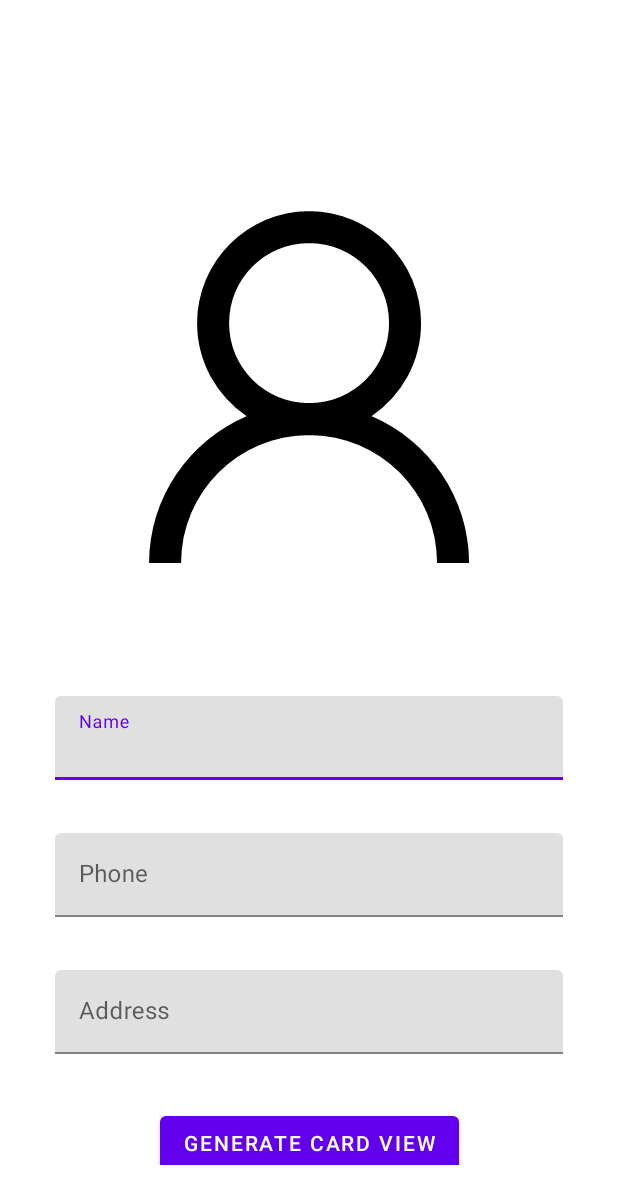
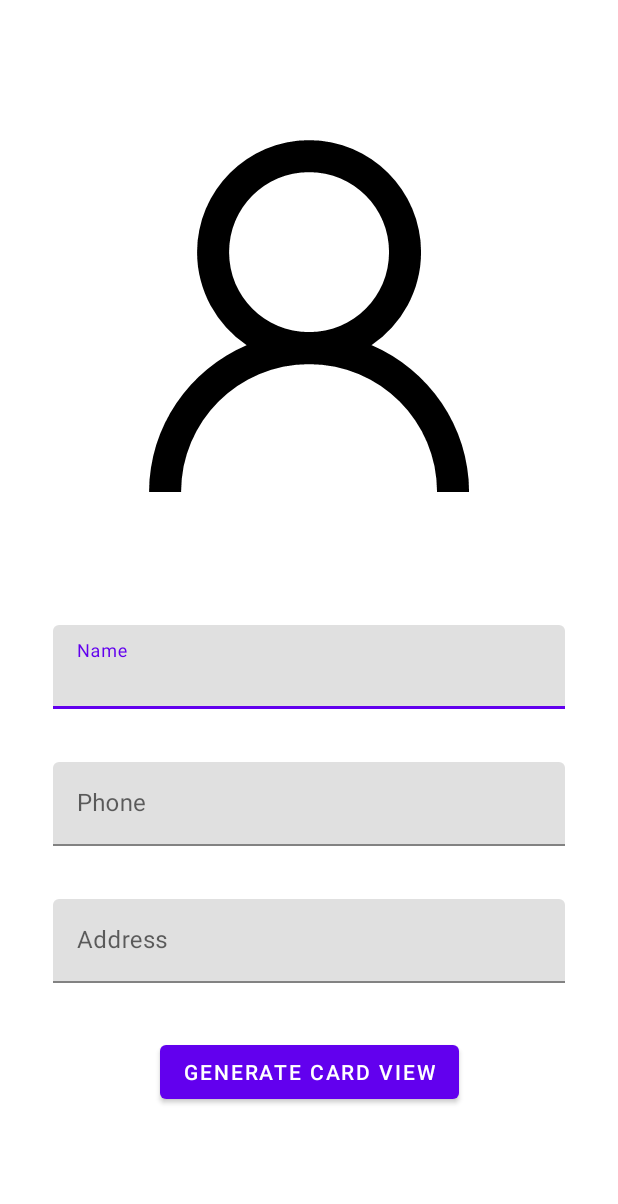
Before and after one commit to JackCompass/phonebook-temp, an Android app: the screen it shows after launch (MainActivity), on a phone screen of 412 x 824 dp. Shown: the top 1204 px of the screen. Run offline under Robolectric (Android 15) with nearby library versions, the phone set to English and light mode, and no system bars; our stand-ins replace CircleImageView; libraries missing offline, so code that uses them is left out: com.github.dhaval2404.imagepicker.

Commit message:
Swap constraint layout with frame on home screen

```diff
--- a/app/src/main/res/layout/activity_main.xml
+++ b/app/src/main/res/layout/activity_main.xml
@@ -1,25 +1,17 @@
 <?xml version="1.0" encoding="utf-8"?>
-<androidx.constraintlayout.widget.ConstraintLayout xmlns:android="http://schemas.android.com/apk/res/android"
+<FrameLayout xmlns:android="http://schemas.android.com/apk/res/android"
     xmlns:app="http://schemas.android.com/apk/res-auto"
     xmlns:tools="http://schemas.android.com/tools"
     android:layout_width="match_parent"
     android:layout_height="match_parent"
     tools:context=".MainActivity">
 
-
     <androidx.fragment.app.FragmentContainerView
         android:id="@+id/nav_host_fragment_container"
         android:name="androidx.navigation.fragment.NavHostFragment"
-        android:layout_width="409dp"
-        android:layout_height="729dp"
+        android:layout_width="match_parent"
+        android:layout_height="match_parent"
         app:defaultNavHost="true"
-        app:layout_constraintLeft_toLeftOf="parent"
-        app:layout_constraintRight_toRightOf="parent"
-        app:layout_constraintTop_toTopOf="parent"
-        app:layout_constraintBottom_toBottomOf="parent"
-        app:navGraph="@navigation/nav_graph"
-        tools:layout_editor_absoluteX="1dp"
-        tools:layout_editor_absoluteY="1dp" />
+        app:navGraph="@navigation/nav_graph" />
 
-
-</androidx.constraintlayout.widget.ConstraintLayout>
+</FrameLayout>
```
